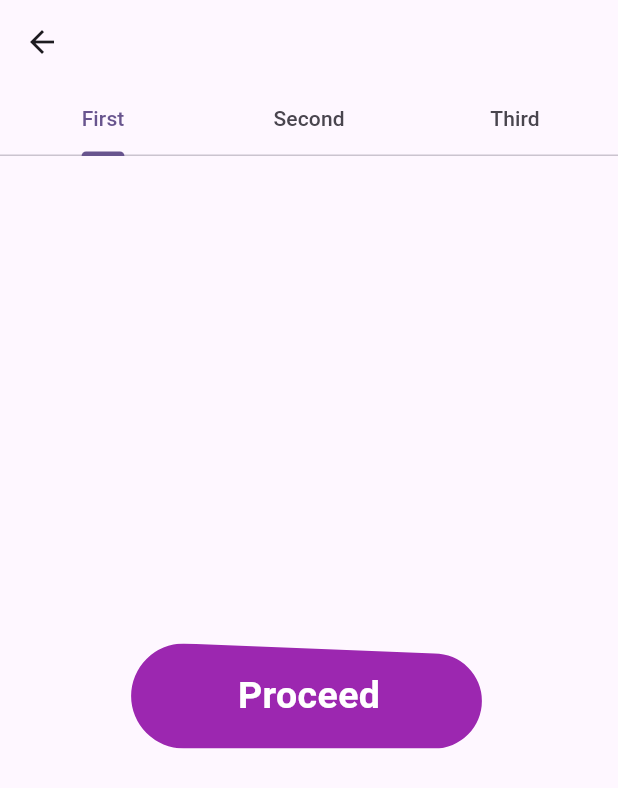
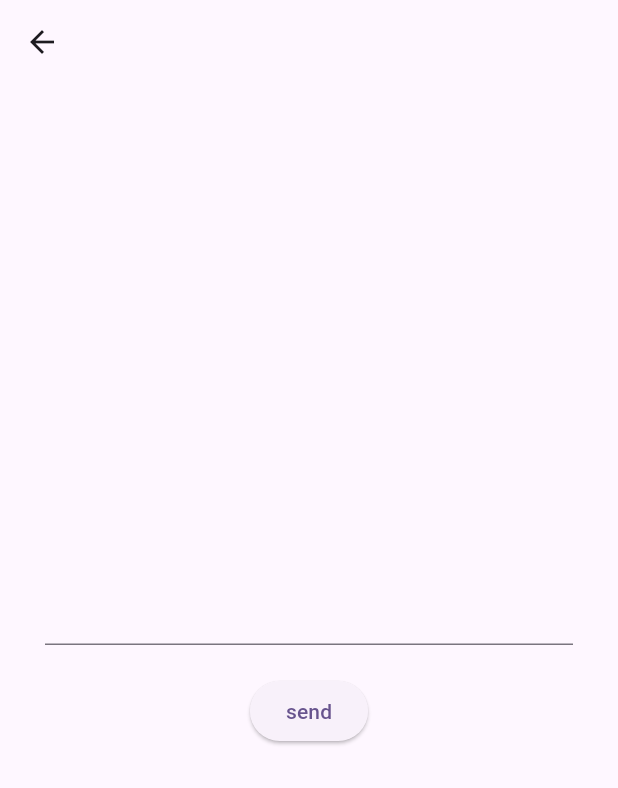
Before and after one commit to gabbygreat/helper-project, a Flutter app: the SampleScreen screen opened directly, on a phone screen of 412 x 824 dp. Shown: the top 788 px of the screen. Run offline on Flutter 3.47's test engine with Material 3 defaults, Android fonts, the phone set to English and light mode, and no system bars; our stand-ins replace camera, flutter_animate, flutter_riverpod, flutter_screenutil.

Commit message:
:boom: For BloC head Owen

```diff
--- a/lib/module/sample/main.dart
+++ b/lib/module/sample/main.dart
@@ -1,87 +1,126 @@
+import 'dart:io';
+
 import 'package:flutter/material.dart';
+import 'package:flutter_riverpod/flutter_riverpod.dart';
 
-class SampleScreen extends StatefulWidget {
+Future<String> sendFakeName({
+  required String name,
+  required WidgetRef ref,
+}) async {
+  /// Set your state provider to true
+  /// This will fire your listeners
+  /// That is why the stateprovider is a global
+  /// variable, so, you can fire it from anywhere
+  ref.read(sendingState.notifier).state = true;
+
+  /// Imitate a fake API request
+  await Future.delayed(const Duration(seconds: 2));
+  /// Uncomment the next line to imitate a failed request
+  // throw const SocketException('message');
+  /// Set your provider back to false
+  /// Since the request is successful
+  ref.read(sendingState.notifier).state = false;
+  return 'Done';
+}
+
+/// Here's your global state provider
+/// Keep in mind that it has to be global
+/// Just so you can access it from anywhere
+final sendingState = StateProvider((ref) => false);
+
+class SampleScreen extends ConsumerStatefulWidget {
   const SampleScreen({super.key});
 
   @override
-  State<SampleScreen> createState() => _SampleScreenState();
+  ConsumerState<SampleScreen> createState() => _SampleScreenState();
 }
 
-class _SampleScreenState extends State<SampleScreen>
-    with SingleTickerProviderStateMixin {
-  // late TabController _controller;
-  late final TabController _controller = TabController(length: 3, vsync: this);
+class _SampleScreenState extends ConsumerState<SampleScreen> {
+  late TextEditingController _controller;
+
+  @override
+  void initState() {
+    super.initState();
+    _controller = TextEditingController();
+  }
+
+  /// The button callback
+  void makeRequest() {
+    sendFakeName(
+      name: _controller.text,
+      ref: ref,
+    ).then(
+      (value) {
+        if (!mounted) return null;
+        return ScaffoldMessenger.of(context).showSnackBar(
+          const SnackBar(
+            content: Text('Success'),
+            backgroundColor: Colors.green,
+          ),
+        );
+      },
+    ).catchError((err) {
+      if (!mounted) return null;
+      ref.read(sendingState.notifier).state = false;
+      return ScaffoldMessenger.of(context).showSnackBar(
+        const SnackBar(
+          content: Text('Failed'),
+          backgroundColor: Colors.red,
+        ),
+      );
+    });
+  }
+
+  @override
+  void dispose() {
+    _controller.dispose();
+    super.dispose();
+  }
 
   @override
   Widget build(BuildContext context) {
+    /// This is listening to your state privider
+    /// The koko
+    /// But, for your use case, this will be in the root widget
+    ref.listen(sendingState, (prev, next) {
+      if (next) {
+        showAdaptiveDialog(
+          context: context,
+          builder: (context) => const Dialog(
+            child: CircularProgressIndicator.adaptive(),
+          ),
+        );
+      } else {
+        if (mounted) {
+          Navigator.of(context).pop();
+        }
+      }
+    });
     return Scaffold(
-      appBar: AppBar(
-        bottom: TabBar(
-          controller: _controller,
-          tabs: const [
-            Tab(
-              text: 'First',
-            ),
-            Tab(
-              text: 'Second',
-            ),
-            Tab(
-              text: 'Third',
-            ),
-          ],
-        ),
-      ),
+      appBar: AppBar(),
       body: Column(
         mainAxisAlignment: MainAxisAlignment.center,
         crossAxisAlignment: CrossAxisAlignment.center,
         children: [
+          Padding(
+            padding: const EdgeInsets.symmetric(
+              horizontal: 30,
+            ),
+            child: TextField(
+              controller: _controller,
+            ),
+          ),
+          const SizedBox(
+            height: 20,
+          ),
           Center(
-            child: ClipPath(
-              clipper: CustomClip(),
-              child: Container(
-                height: 70,
-                width: MediaQuery.sizeOf(context).width * 0.6,
-                color: Colors.purple,
-                alignment: Alignment.center,
-                child: const Text(
-                  'Proceed',
-                  style: TextStyle(
-                    color: Colors.white,
-                    fontWeight: FontWeight.w700,
-                    fontSize: 25,
-                  ),
-                ),
-              ),
+            child: ElevatedButton(
+              onPressed: makeRequest,
+              child: const Text("send"),
             ),
-          )
+          ),
         ],
       ),
     );
   }
 }
-
-class CustomClip extends CustomClipper<Path> {
-  @override
-  Path getClip(Size size) {
-    var path = Path();
-    double offset = 40;
-    double slant = offset / 6; //edit the 6 for more slant
-    path.moveTo(offset, 0);
-    path.arcToPoint(
-      Offset(offset, size.height),
-      radius: const Radius.circular(10),
-      clockwise: false,
-    );
-    path.lineTo(size.width - offset, size.height);
-    path.arcToPoint(
-      Offset(size.width - offset, slant),
-      radius: const Radius.circular(10),
-      clockwise: false,
-    );
-
-    return path;
-  }
-
-  @override
-  bool shouldReclip(covariant CustomClipper<Path> oldClipper) => true;
-}
```
Also changed, not shown: lib/module/sample/Screenshot 2023-11-16 at 3.51.08 pm.png (added).
